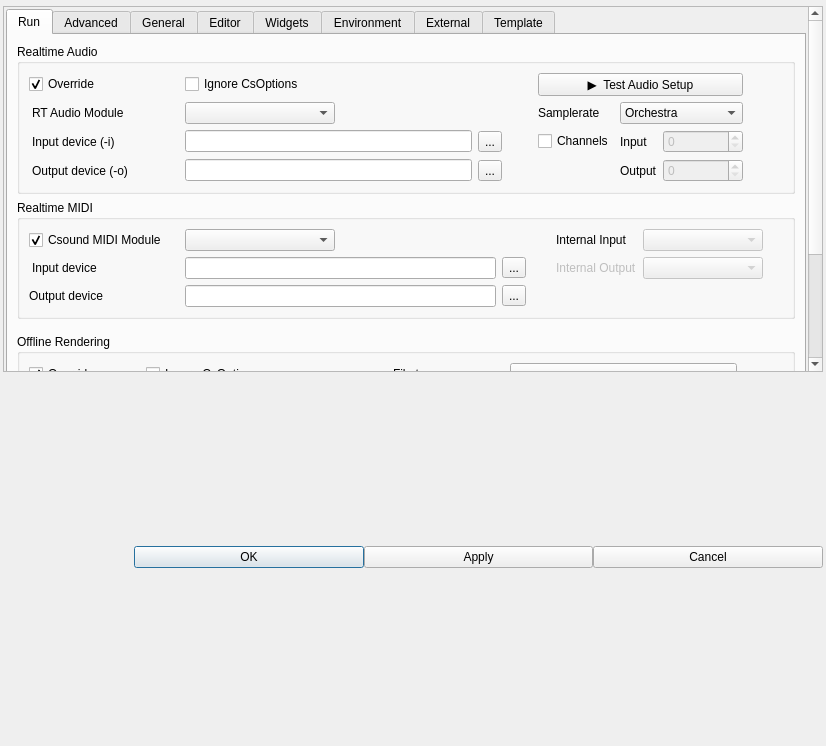
CsoundQt/CsoundQt, file src/configdialog.ui: the form before one commit.
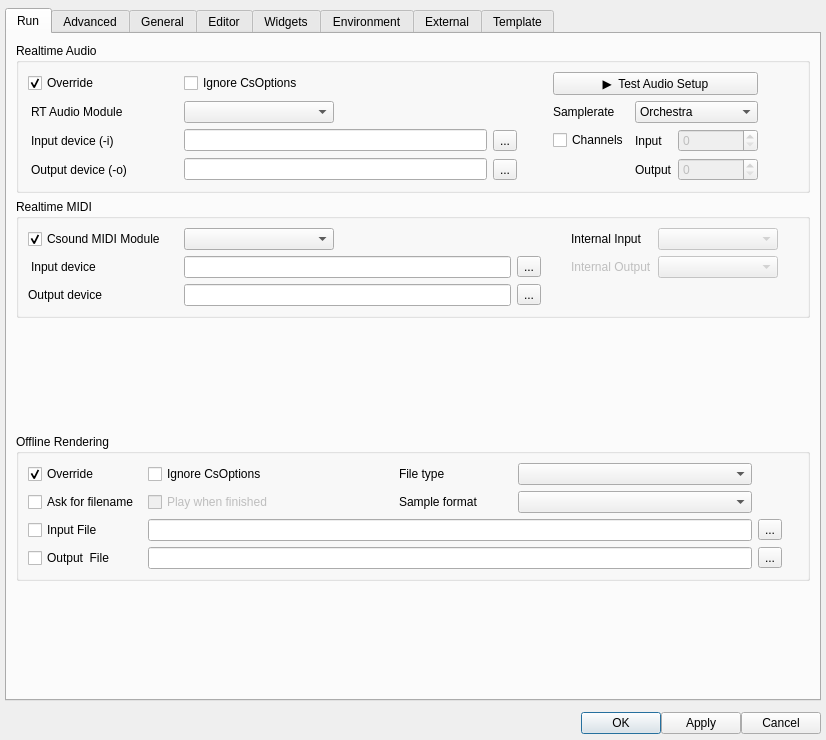
The form after the commit. The open tabs and pages were chosen to show the change.

Commit message: - fix config dialog

```diff
--- a/src/configdialog.ui
+++ b/src/configdialog.ui
@@ -8,7 +8,7 @@
     <x>0</x>
     <y>0</y>
     <width>826</width>
-    <height>746</height>
+    <height>740</height>
    </rect>
   </property>
   <property name="windowTitle">
@@ -38,6 +38,18 @@
    </property>
    <item row="0" column="0">
     <widget class="QScrollArea" name="scrollArea">
+     <property name="frameShape">
+      <enum>QFrame::NoFrame</enum>
+     </property>
+     <property name="frameShadow">
+      <enum>QFrame::Raised</enum>
+     </property>
+     <property name="lineWidth">
+      <number>1</number>
+     </property>
+     <property name="midLineWidth">
+      <number>0</number>
+     </property>
      <property name="widgetResizable">
       <bool>true</bool>
      </property>
@@ -46,8 +58,8 @@
        <rect>
         <x>0</x>
         <y>0</y>
-        <width>818</width>
-        <height>697</height>
+        <width>820</width>
+        <height>699</height>
        </rect>
       </property>
       <layout class="QGridLayout" name="gridLayout_18">
@@ -127,6 +139,9 @@
                 </item>
                 <item row="3" column="7">
                  <spacer name="horizontalSpacer_16">
+                  <property name="orientation">
+                   <enum>Qt::Vertical</enum>
+                  </property>
                   <property name="sizeType">
                    <enum>QSizePolicy::Fixed</enum>
                   </property>
@@ -275,6 +290,9 @@
                 </item>
                 <item row="2" column="3">
                  <spacer name="horizontalSpacer_8">
+                  <property name="orientation">
+                   <enum>Qt::Vertical</enum>
+                  </property>
                   <property name="sizeType">
                    <enum>QSizePolicy::Fixed</enum>
                   </property>
@@ -516,6 +534,9 @@
                 </property>
                 <item row="3" column="4">
                  <spacer name="horizontalSpacer_14">
+                  <property name="orientation">
+                   <enum>Qt::Vertical</enum>
+                  </property>
                   <property name="sizeType">
                    <enum>QSizePolicy::Fixed</enum>
                   </property>
@@ -705,6 +726,9 @@
                 </item>
                 <item row="3" column="7">
                  <spacer name="horizontalSpacer_17">
+                  <property name="orientation">
+                   <enum>Qt::Vertical</enum>
+                  </property>
                   <property name="sizeHint" stdset="0">
                    <size>
                     <width>20</width>
@@ -720,6 +744,9 @@
            </item>
            <item>
             <spacer name="horizontalSpacer_6">
+             <property name="orientation">
+              <enum>Qt::Vertical</enum>
+             </property>
              <property name="sizeHint" stdset="0">
               <size>
                <width>40</width>
@@ -845,6 +872,9 @@
                 </item>
                 <item row="0" column="3">
                  <spacer name="horizontalSpacer_4">
+                  <property name="orientation">
+                   <enum>Qt::Vertical</enum>
+                  </property>
                   <property name="sizeType">
                    <enum>QSizePolicy::Fixed</enum>
                   </property>
@@ -878,6 +908,9 @@
                 </item>
                 <item row="1" column="7">
                  <spacer name="horizontalSpacer">
+                  <property name="orientation">
+                   <enum>Qt::Vertical</enum>
+                  </property>
                   <property name="sizeHint" stdset="0">
                    <size>
                     <width>40</width>
@@ -921,6 +954,9 @@
            </item>
            <item>
             <spacer name="verticalSpacer_6">
+             <property name="orientation">
+              <enum>Qt::Vertical</enum>
+             </property>
              <property name="sizeHint" stdset="0">
               <size>
                <width>20</width>
@@ -3071,13 +3107,25 @@
     </widget>
    </item>
    <item row="1" column="0">
-    <layout class="QHBoxLayout" name="buttonLayout">
+    <layout class="QHBoxLayout" name="buttonLayout" stretch="0,0,0,0">
+     <property name="topMargin">
+      <number>0</number>
+     </property>
+     <property name="rightMargin">
+      <number>2</number>
+     </property>
+     <property name="bottomMargin">
+      <number>0</number>
+     </property>
      <item>
-      <spacer name="buttonSpacer">
+      <spacer name="horizontalSpacer_10">
+       <property name="orientation">
+        <enum>Qt::Horizontal</enum>
+       </property>
        <property name="sizeHint" stdset="0">
         <size>
-         <width>131</width>
-         <height>31</height>
+         <width>40</width>
+         <height>20</height>
         </size>
        </property>
       </spacer>
```
Left out of the diff: 50 changed lines with no effect on the pictures.
